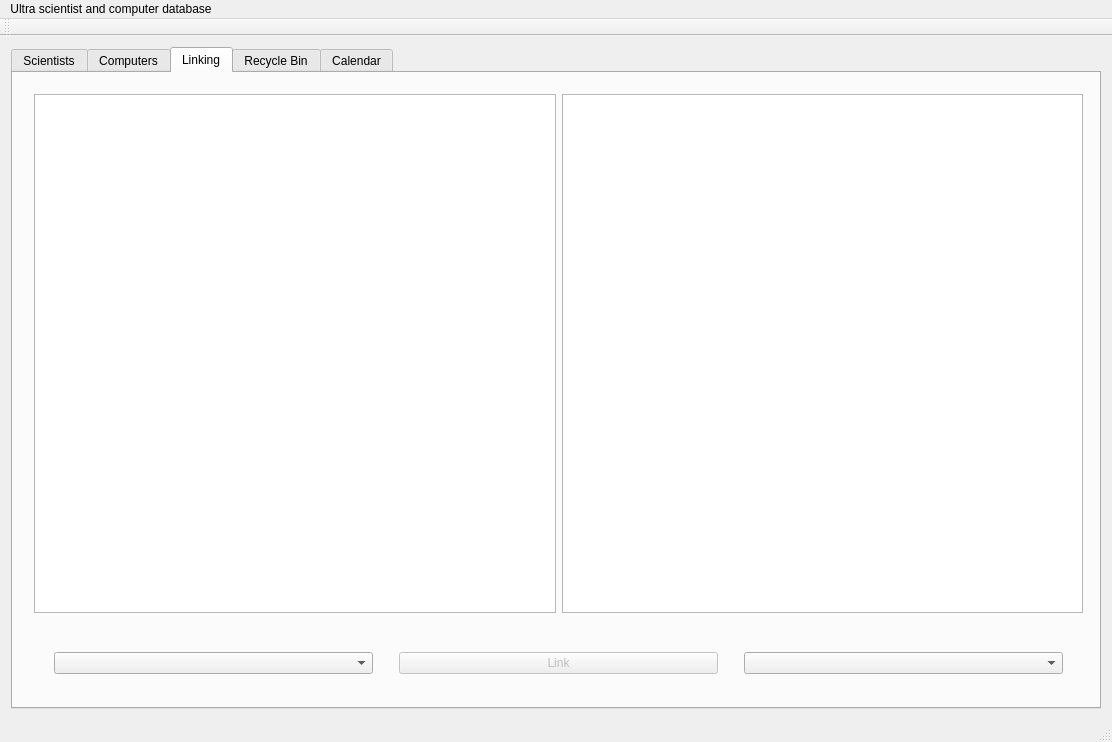
First picture: the form in VerklegtNamskeidH3/mainwindow.ui, repository Eytor/VerklegtNamskeid, before the edit.
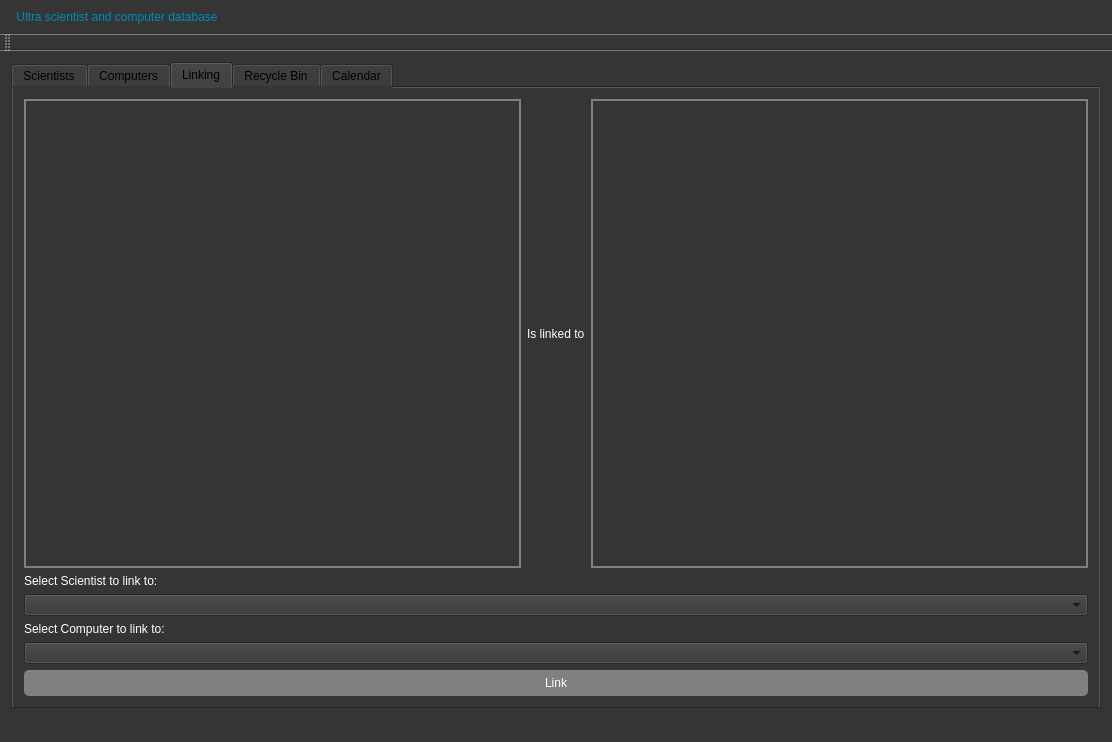
Second picture: the form after the edit. The open tabs and pages were chosen to show the change.

Commit message: Tiny UI look changes

```diff
--- a/VerklegtNamskeidH3/mainwindow.ui
+++ b/VerklegtNamskeidH3/mainwindow.ui
@@ -13,6 +13,90 @@
   <property name="windowTitle">
    <string>MainWindow</string>
   </property>
+  <property name="styleSheet">
+   <string notr="true">QMainWindow{
+background-color:rgb(53, 53, 53);
+}
+
+QTableWidget::item{
+background-color:grey;
+}
+
+QTableWidget::item:hover{
+background-color:rgb(85, 85, 255);
+border-color:#008CBA;
+}
+QTableWidget::item:selected{
+background-color:rgb(75, 75, 75);
+color:#008CBB
+}
+
+QLabel{
+color:#fff;
+}
+
+QWidget{
+background-color:rgb(53, 53, 53);
+}
+
+QTableView{
+background-color:rgb(53, 53, 53);
+border: 2px solid gray;
+color:#fff;
+}
+
+QGroupBox{
+background-color:rgb(53, 53, 53);
+border-style:groove;
+border-color:rgb(75, 75, 75);
+padding:10px;
+font: 10pt &quot;MS Shell Dlg 2&quot;;
+color:#008CBA;
+}
+
+QMenuBar{
+background-color:rgb(53, 53, 53);
+padding:5px;
+font: 12pt &quot;MS Shell Dlg 2&quot;;
+}
+QMenu{
+background-color:rgb(53, 53, 53);
+color:#008CBA;
+padding:0;
+}
+QMenu::item:selected{
+background-color:rgb(75, 75, 75);
+color:#008CBA;
+}
+
+QMenuBar::item{
+background-color:rgb(53, 53, 53);
+color:#008CBA;
+padding:5px;
+font: 12pt &quot;MS Shell Dlg 2&quot;;
+}
+
+QLineEdit{
+background-color:gray;
+border: 2px solid gray;
+}
+QLineEdit:hover{
+background-color:rgb(75, 75, 75);
+border: 2px solid #008CBA ;
+}
+
+QPushButton{
+  font-size: 12px;
+  padding: 6px;
+  color: #fff;
+  background-color: gray;
+  border-radius: 5px;
+}
+QPushButton:hover{
+background-color:#008CBA;
+}
+</string>
+  </property>
   <widget class="QWidget" name="centralWidget">
    <layout class="QVBoxLayout" name="verticalLayout_4">
     <item>
@@ -426,65 +510,47 @@
        <attribute name="title">
         <string>Linking</string>
        </attribute>
-       <widget class="QWidget" name="horizontalLayoutWidget">
-        <property name="geometry">
-         <rect>
-          <x>10</x>
-          <y>10</y>
-          <width>1071</width>
-          <height>541</height>
-         </rect>
-        </property>
+       <layout class="QVBoxLayout" name="verticalLayout_12">
+        <item>
         <layout class="QHBoxLayout" name="horizontalLayout_9">
          <item>
           <widget class="QTableWidget" name="scientist_link_table"/>
          </item>
+          <item>
+           <layout class="QVBoxLayout" name="verticalLayout_11"/>
+          </item>
+          <item>
+           <widget class="QLabel" name="label_4">
+            <property name="text">
+             <string>Is linked to</string>
+            </property>
+           </widget>
+          </item>
          <item>
           <widget class="QTableWidget" name="computer_link_table"/>
          </item>
         </layout>
-       </widget>
-       <widget class="QWidget" name="horizontalLayoutWidget_2">
-        <property name="geometry">
-         <rect>
-          <x>10</x>
-          <y>560</y>
-          <width>1071</width>
-          <height>61</height>
-         </rect>
-        </property>
-        <layout class="QHBoxLayout" name="horizontalLayout_10">
+        </item>
          <item>
-          <spacer name="verticalSpacer">
-           <property name="orientation">
-            <enum>Qt::Vertical</enum>
-           </property>
-           <property name="sizeHint" stdset="0">
-            <size>
-             <width>20</width>
-             <height>40</height>
-            </size>
-           </property>
-          </spacer>
+         <widget class="QLabel" name="label_2">
+          <property name="text">
+           <string>Select Scientist to link to:</string>
+          </property>
+         </widget>
          </item>
          <item>
           <widget class="QComboBox" name="scientist_dropdown"/>
          </item>
          <item>
-          <spacer name="verticalSpacer_3">
-           <property name="orientation">
-            <enum>Qt::Vertical</enum>
-           </property>
-           <property name="sizeHint" stdset="0">
-            <size>
-             <width>20</width>
-             <height>40</height>
-            </size>
-           </property>
-          </spacer>
+         <widget class="QLabel" name="label_3">
+          <property name="text">
+           <string>Select Computer to link to:</string>
+          </property>
+         </widget>
          </item>
          <item>
-          <layout class="QVBoxLayout" name="verticalLayout_9">
+         <widget class="QComboBox" name="computer_dropdown"/>
+        </item>
            <item>
             <widget class="QPushButton" name="link_button">
              <property name="enabled">
@@ -496,38 +562,6 @@
             </widget>
            </item>
           </layout>
-         </item>
-         <item>
-          <spacer name="verticalSpacer_2">
-           <property name="orientation">
-            <enum>Qt::Vertical</enum>
-           </property>
-           <property name="sizeHint" stdset="0">
-            <size>
-             <width>20</width>
-             <height>40</height>
-            </size>
-           </property>
-          </spacer>
-         </item>
-         <item>
-          <widget class="QComboBox" name="computer_dropdown"/>
-         </item>
-         <item>
-          <spacer name="verticalSpacer_4">
-           <property name="orientation">
-            <enum>Qt::Vertical</enum>
-           </property>
-           <property name="sizeHint" stdset="0">
-            <size>
-             <width>20</width>
-             <height>40</height>
-            </size>
-           </property>
-          </spacer>
-         </item>
-        </layout>
-       </widget>
       </widget>
       <widget class="QWidget" name="recycle_tab">
        <attribute name="title">
@@ -703,7 +737,7 @@
      <x>0</x>
      <y>0</y>
      <width>1112</width>
-     <height>25</height>
+     <height>39</height>
     </rect>
    </property>
    <widget class="QMenu" name="menuUltra_scientist_and_computer_database">
```
Left out of the diff: 12 changed lines with no effect on the pictures. Lines whose indentation alone changed are shown as unchanged.
